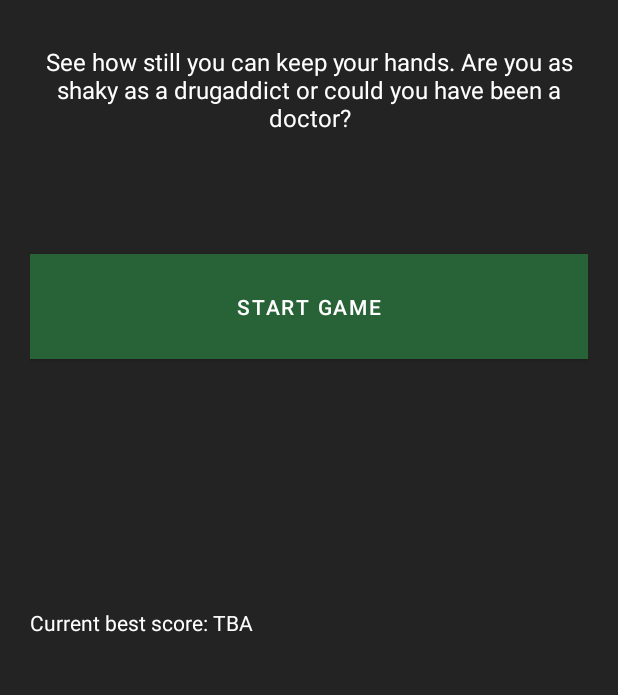
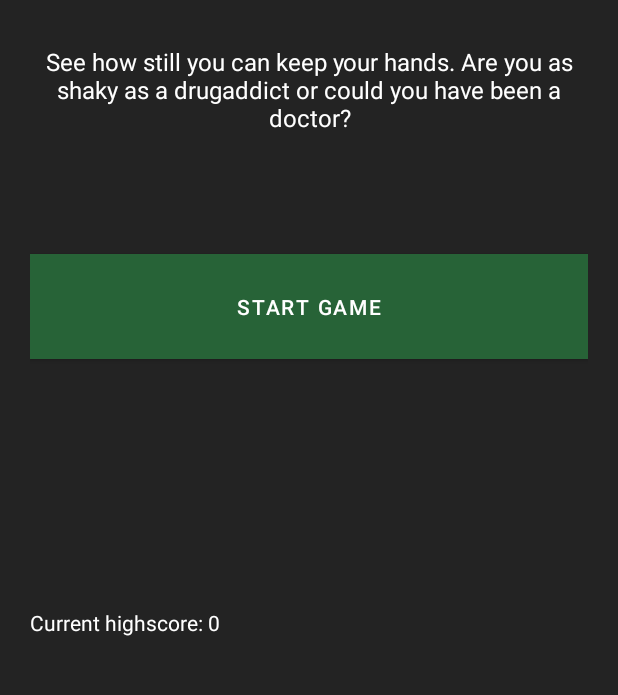
Before and after one commit to Maxi03milian/Steady-Hands, an Android app: the screen it shows after launch (MainActivity), on a phone screen of 412 x 824 dp, the part 226-921 px from its top. Run offline under Robolectric (Android 15) with nearby library versions, the phone set to English and light mode, and no system bars.

Commit message:
feat: added highscore saving
showing at main activity

```diff
--- a/app/src/main/java/ch/ms/steadyhands/MainActivity.java
+++ b/app/src/main/java/ch/ms/steadyhands/MainActivity.java
@@ -3,15 +3,24 @@ package ch.ms.steadyhands;
 import androidx.appcompat.app.AppCompatActivity;
 
 import android.content.Intent;
+import android.content.SharedPreferences;
 import android.os.Bundle;
 import android.widget.Button;
+import android.widget.TextView;
 
 public class MainActivity extends AppCompatActivity {
-
+    int highscore;
+    private SharedPreferences sharedPreferences;
     @Override
     protected void onCreate(Bundle savedInstanceState) {
         super.onCreate(savedInstanceState);
         setContentView(R.layout.activity_main);
+        sharedPreferences = getSharedPreferences("Highscore", MODE_PRIVATE);
+
+        //get highscore and display it
+        highscore = sharedPreferences.getInt("highscore", 0);
+        TextView highscoreText = findViewById(R.id.highscoreText);
+        highscoreText.setText("Current highscore: " + highscore);
 
         //get start Button and add listener
         Button startButton = findViewById(R.id.startButton);
--- a/app/src/main/java/ch/ms/steadyhands/helper/ScoreHelper.java
+++ b/app/src/main/java/ch/ms/steadyhands/helper/ScoreHelper.java
@@ -6,10 +6,10 @@ public class ScoreHelper {
 
     public int calculateScore(ArrayList<Float> rotationValues) {
 
-        //average change in rotation
+        //all changes in rotation
         float sensorChanges = 0;
 
-        //calculate average change in rotation
+        //calculate all changes in rotation
         for (int i = 1; i < rotationValues.size() - 1; i++) {
             sensorChanges += Math.abs(rotationValues.get(i) - rotationValues.get(i + 1));
         }
```
Also changed, not shown: app/src/main/java/ch/ms/steadyhands/ResultActivity.java (+10 -0 lines).
